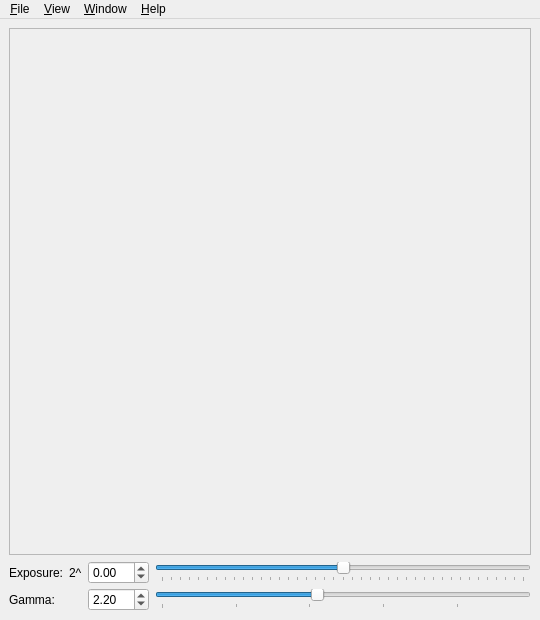
edgarv/hdritools, file qt4Image/ui/main.ui: the form before one commit.
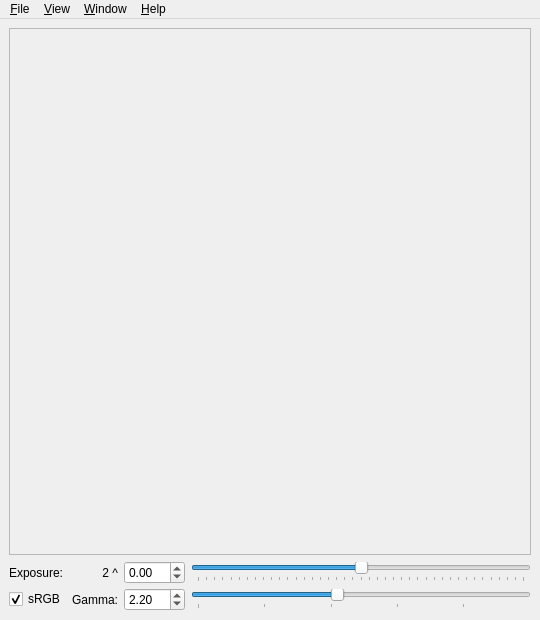
The form after the commit. Icons and pictures are not drawn.

Patch:
```diff
--- a/qt4Image/ui/main.ui
+++ b/qt4Image/ui/main.ui
@@ -36,24 +36,20 @@
       <property name="verticalSpacing" >
        <number>4</number>
       </property>
-      <item row="0" column="0" >
-       <widget class="QLabel" name="exposureLabel" >
-        <property name="text" >
-         <string>Exposure:</string>
-        </property>
-        <property name="buddy" >
-         <cstring>exposureSpinBox</cstring>
-        </property>
-       </widget>
-      </item>
-      <item row="0" column="1" >
-       <widget class="QLabel" name="exponentLabel" >
-        <property name="text" >
-         <string>2^</string>
-        </property>
-       </widget>
-      </item>
       <item row="0" column="3" >
+       <widget class="QLabel" name="exponentLabel" >
+        <property name="layoutDirection" >
+         <enum>Qt::LeftToRight</enum>
+        </property>
+        <property name="text" >
+         <string>2 ^</string>
+        </property>
+        <property name="alignment" >
+         <set>Qt::AlignRight|Qt::AlignTrailing|Qt::AlignVCenter</set>
+        </property>
+       </widget>
+      </item>
+      <item row="0" column="5" >
        <widget class="QSlider" name="exposureSlider" >
         <property name="minimum" >
          <number>-1000</number>
@@ -78,7 +74,7 @@
         </property>
        </widget>
       </item>
-      <item row="0" column="2" >
+      <item row="0" column="4" >
        <widget class="QDoubleSpinBox" name="exposureSpinBox" >
         <property name="correctionMode" >
          <enum>QAbstractSpinBox::CorrectToNearestValue</enum>
@@ -100,18 +96,11 @@
         </property>
        </widget>
       </item>
-      <item row="1" column="0" >
-       <widget class="QLabel" name="gammaLabel" >
-        <property name="text" >
-         <string>Gamma:</string>
-        </property>
-        <property name="buddy" >
-         <cstring>gammaSpinBox</cstring>
-        </property>
-       </widget>
-      </item>
-      <item row="1" column="2" >
+      <item row="1" column="4" >
        <widget class="QDoubleSpinBox" name="gammaSpinBox" >
+        <property name="enabled" >
+         <bool>true</bool>
+        </property>
         <property name="correctionMode" >
          <enum>QAbstractSpinBox::CorrectToNearestValue</enum>
         </property>
@@ -129,8 +118,11 @@
         </property>
        </widget>
       </item>
-      <item row="1" column="3" >
+      <item row="1" column="5" >
        <widget class="QSlider" name="gammaSlider" >
+        <property name="enabled" >
+         <bool>true</bool>
+        </property>
         <property name="minimum" >
          <number>5</number>
         </property>
@@ -157,6 +149,45 @@
         </property>
        </widget>
       </item>
+      <item row="1" column="3" >
+       <widget class="QLabel" name="gammaLabel" >
+        <property name="enabled" >
+         <bool>true</bool>
+        </property>
+        <property name="layoutDirection" >
+         <enum>Qt::LeftToRight</enum>
+        </property>
+        <property name="text" >
+         <string>Gamma:</string>
+        </property>
+        <property name="alignment" >
+         <set>Qt::AlignRight|Qt::AlignTrailing|Qt::AlignVCenter</set>
+        </property>
+        <property name="buddy" >
+         <cstring>gammaSpinBox</cstring>
+        </property>
+       </widget>
+      </item>
+      <item row="1" column="2" >
+       <widget class="QCheckBox" name="srgbChk" >
+        <property name="text" >
+         <string>sRGB</string>
+        </property>
+        <property name="checked" >
+         <bool>true</bool>
+        </property>
+       </widget>
+      </item>
+      <item row="0" column="2" >
+       <widget class="QLabel" name="exposureLabel" >
+        <property name="text" >
+         <string>Exposure:</string>
+        </property>
+        <property name="buddy" >
+         <cstring>exposureSpinBox</cstring>
+        </property>
+       </widget>
+      </item>
      </layout>
     </item>
    </layout>
```
Left out of the diff: 32 changed lines with no effect on the pictures.
